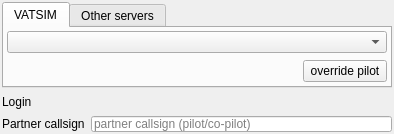
First picture: the form in src/blackgui/components/networkdetailscomponent.ui, repository swift-project/pilotclient, before the edit.
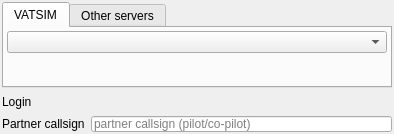
Second picture: the form after the edit. Icons and pictures are not drawn. Custom widgets are drawn as their Qt base class.

Commit message:
[skip ci] refactor(ui): Remove manual pilot overwrite functionality
This functionality was rarely known.

```diff
--- a/src/blackgui/components/networkdetailscomponent.ui
+++ b/src/blackgui/components/networkdetailscomponent.ui
@@ -103,22 +103,6 @@
                 </property>
                </spacer>
               </item>
-              <item>
-               <widget class="QPushButton" name="pb_OverrideCredentialsVatsim">
-                <property name="sizePolicy">
-                 <sizepolicy hsizetype="Minimum" vsizetype="Fixed">
-                  <horstretch>0</horstretch>
-                  <verstretch>0</verstretch>
-                 </sizepolicy>
-                </property>
-                <property name="toolTip">
-                 <string>copy credentials to pilot section</string>
-                </property>
-                <property name="text">
-                 <string> override pilot </string>
-                </property>
-               </widget>
-              </item>
              </layout>
             </widget>
            </item>
```
Left out of the diff: 12 changed lines with no effect on the pictures. The commit also changes 2 other files.
